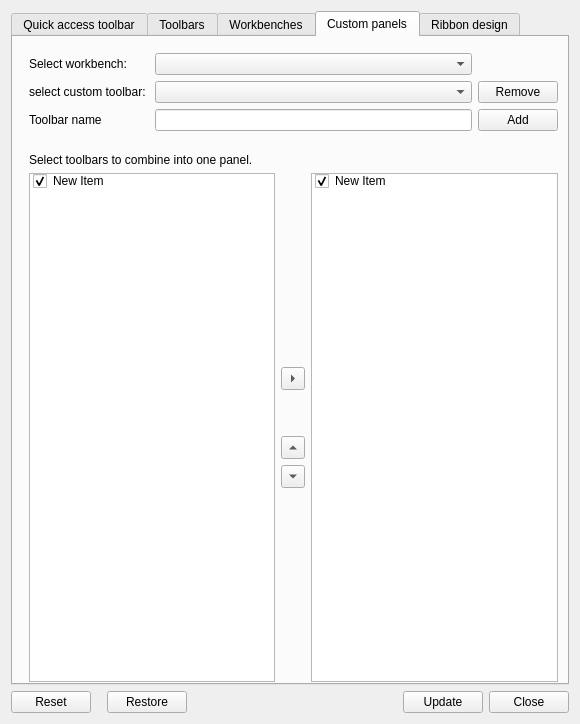
geolta/FreeCAD-Ribbon, file Resources/ui/Design.ui: the form before one commit.
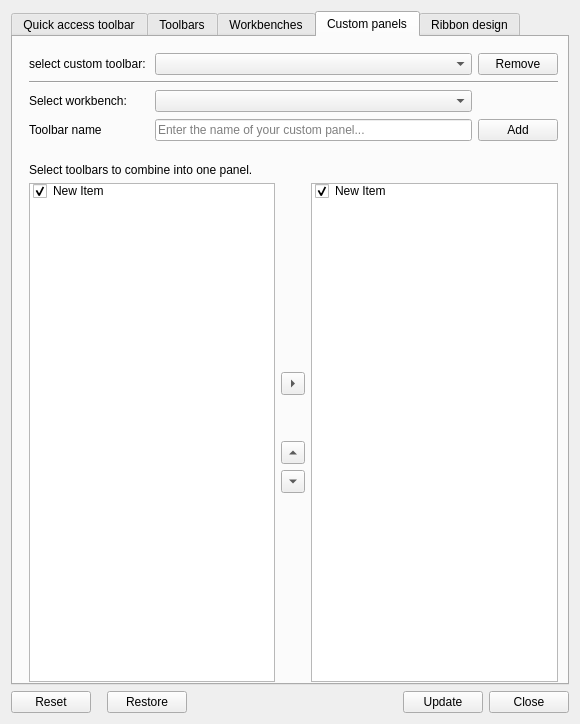
The form after the commit.

Commit message: Started with implementation of custom panels

Patch:
```diff
--- a/Resources/ui/Design.ui
+++ b/Resources/ui/Design.ui
@@ -600,7 +600,7 @@
          <x>10</x>
          <y>10</y>
          <width>541</width>
-         <height>90</height>
+         <height>101</height>
         </rect>
        </property>
        <layout class="QGridLayout" name="gridLayout_8">
@@ -619,37 +619,8 @@
         <property name="bottomMargin">
          <number>6</number>
         </property>
-        <item row="3" column="1" rowspan="2" colspan="2">
-         <widget class="QLineEdit" name="lineEdit">
-          <property name="sizePolicy">
-           <sizepolicy hsizetype="Preferred" vsizetype="Fixed">
-            <horstretch>0</horstretch>
-            <verstretch>0</verstretch>
-           </sizepolicy>
-          </property>
-          <property name="minimumSize">
-           <size>
-            <width>120</width>
-            <height>0</height>
-           </size>
-          </property>
-         </widget>
-        </item>
-        <item row="1" column="0" rowspan="2">
-         <widget class="QLabel" name="label_9">
-          <property name="sizePolicy">
-           <sizepolicy hsizetype="Fixed" vsizetype="Preferred">
-            <horstretch>0</horstretch>
-            <verstretch>0</verstretch>
-           </sizepolicy>
-          </property>
-          <property name="text">
-           <string>select custom toolbar: </string>
-          </property>
-         </widget>
-        </item>
-        <item row="1" column="3" rowspan="2">
-         <widget class="QPushButton" name="RemoveToolbar">
+        <item row="0" column="3">
+         <widget class="QPushButton" name="RemovePanel">
           <property name="minimumSize">
            <size>
             <width>10</width>
@@ -667,8 +638,27 @@
           </property>
          </widget>
         </item>
-        <item row="1" column="1" rowspan="2" colspan="2">
-         <widget class="QComboBox" name="comboBox">
+        <item row="4" column="1" rowspan="2" colspan="2">
+         <widget class="QLineEdit" name="ToolbarName">
+          <property name="sizePolicy">
+           <sizepolicy hsizetype="Preferred" vsizetype="Fixed">
+            <horstretch>0</horstretch>
+            <verstretch>0</verstretch>
+           </sizepolicy>
+          </property>
+          <property name="minimumSize">
+           <size>
+            <width>120</width>
+            <height>0</height>
+           </size>
+          </property>
+          <property name="placeholderText">
+           <string>Enter the name of your custom panel...</string>
+          </property>
+         </widget>
+        </item>
+        <item row="0" column="1" colspan="2">
+         <widget class="QComboBox" name="CustomToolbarSelector">
           <property name="sizePolicy">
            <sizepolicy hsizetype="Preferred" vsizetype="Fixed">
             <horstretch>0</horstretch>
@@ -683,7 +673,14 @@
           </property>
          </widget>
         </item>
-        <item row="3" column="0" rowspan="2">
+        <item row="2" column="0" colspan="4">
+         <widget class="Line" name="line">
+          <property name="orientation">
+           <enum>Qt::Horizontal</enum>
+          </property>
+         </widget>
+        </item>
+        <item row="4" column="0" rowspan="2">
          <widget class="QLabel" name="label_10">
           <property name="sizePolicy">
            <sizepolicy hsizetype="Fixed" vsizetype="Preferred">
@@ -696,8 +693,8 @@
           </property>
          </widget>
         </item>
-        <item row="3" column="3" rowspan="2">
-         <widget class="QPushButton" name="AddToolbar">
+        <item row="4" column="3" rowspan="2">
+         <widget class="QPushButton" name="AddCustomToolbar">
           <property name="sizePolicy">
            <sizepolicy hsizetype="Fixed" vsizetype="Fixed">
             <horstretch>0</horstretch>
@@ -722,6 +719,19 @@
          </widget>
         </item>
         <item row="0" column="0">
+         <widget class="QLabel" name="label_9">
+          <property name="sizePolicy">
+           <sizepolicy hsizetype="Fixed" vsizetype="Preferred">
+            <horstretch>0</horstretch>
+            <verstretch>0</verstretch>
+           </sizepolicy>
+          </property>
+          <property name="text">
+           <string>select custom toolbar: </string>
+          </property>
+         </widget>
+        </item>
+        <item row="3" column="0">
          <widget class="QLabel" name="label_7">
           <property name="sizePolicy">
            <sizepolicy hsizetype="Fixed" vsizetype="Preferred">
@@ -734,7 +744,7 @@
           </property>
          </widget>
         </item>
-        <item row="0" column="1" colspan="2">
+        <item row="3" column="1" colspan="2">
          <widget class="QComboBox" name="WorkbenchList_2">
           <property name="sizePolicy">
            <sizepolicy hsizetype="Preferred" vsizetype="Fixed">
@@ -756,9 +766,9 @@
        <property name="geometry">
         <rect>
          <x>10</x>
-         <y>110</y>
+         <y>120</y>
          <width>541</width>
-         <height>541</height>
+         <height>531</height>
         </rect>
        </property>
        <layout class="QGridLayout" name="gridLayout_9">
```
Left out of the diff: 52 changed lines with no effect on the pictures. The commit also changes 2 other files.
